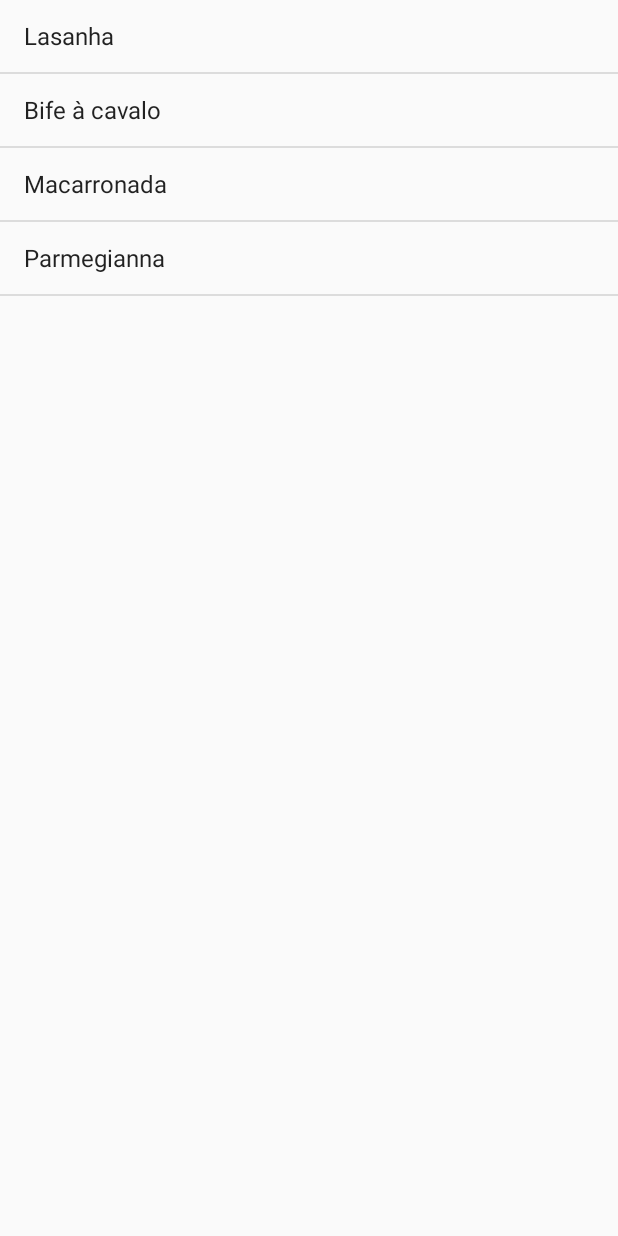
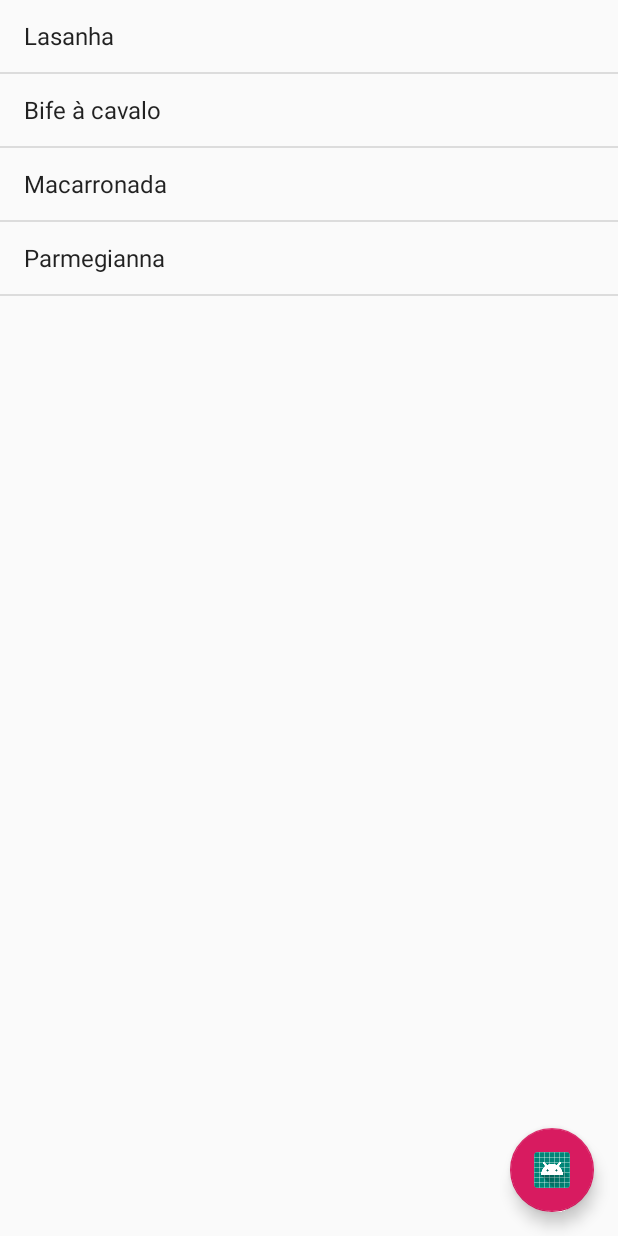
Before and after one commit to DevNaNuvem/FoodList, an Android app: the screen it shows after launch (MainActivity), on a phone screen of 412 x 824 dp. Run offline under Robolectric (Android 15) with nearby library versions, the phone set to English and light mode, and no system bars.

Commit message:
[food-0003] adding floating button

```diff
--- a/app/build.gradle
+++ b/app/build.gradle
@@ -25,4 +25,6 @@ dependencies {
     testImplementation 'junit:junit:4.12'
     androidTestImplementation 'androidx.test.ext:junit:1.1.0'
     androidTestImplementation 'androidx.test.espresso:espresso-core:3.1.1'
+    implementation 'androidx.recyclerview:recyclerview:1.1.0'
+    implementation 'com.google.android.material:material:1.1.0'
 }
--- a/app/src/main/res/layout/activity_main.xml
+++ b/app/src/main/res/layout/activity_main.xml
@@ -1,10 +1,24 @@
 <?xml version="1.0" encoding="utf-8"?>
-<LinearLayout xmlns:android="http://schemas.android.com/apk/res/android"
-    android:orientation="vertical" android:layout_width="match_parent"
+<RelativeLayout xmlns:android="http://schemas.android.com/apk/res/android"
+    xmlns:app="http://schemas.android.com/apk/res-auto"
+    android:layout_width="match_parent"
     android:layout_height="match_parent">
+
+    <com.google.android.material.floatingactionbutton.FloatingActionButton
+        android:id="@+id/activity_main_fab_new_food"
+        android:layout_width="wrap_content"
+        android:layout_height="wrap_content"
+        android:layout_alignParentEnd="true"
+        android:layout_alignParentBottom="true"
+        android:layout_margin="16dp"
+        android:clickable="true"
+        android:focusable="true"
+        app:srcCompat="@mipmap/ic_launcher_round" />
 
     <ListView
         android:id="@+id/activity_main_food_list_view"
         android:layout_width="match_parent"
-        android:layout_height="match_parent"/>
-</LinearLayout>
+        android:layout_height="match_parent">
+
+    </ListView>
+</RelativeLayout>
```
Also changed, not shown: 1 other file.
